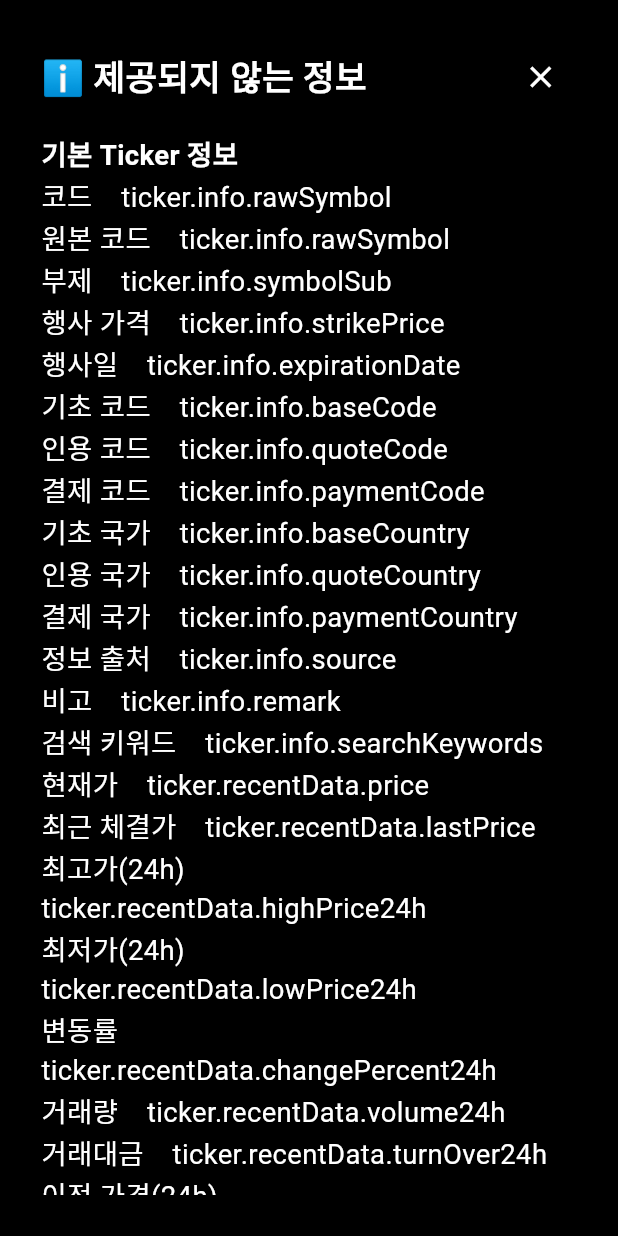
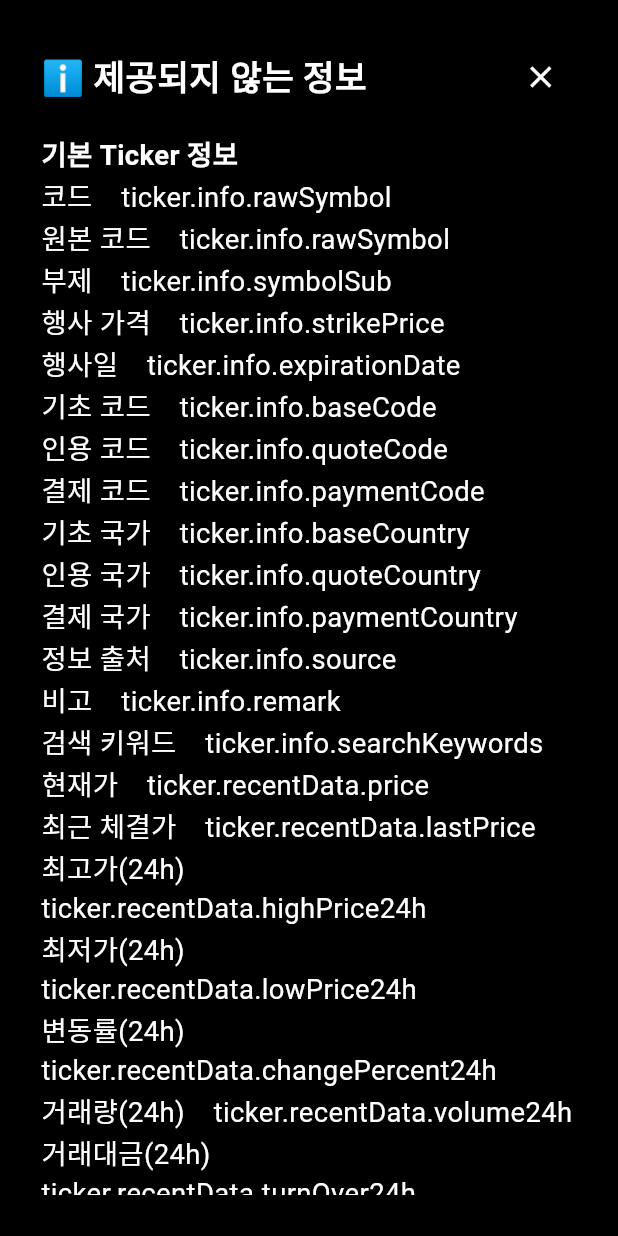
Before and after one commit to DAAC-A00/tickerwatch, a Flutter app: the AllTickerDetailScreen screen opened directly with empty values, after a tap on the "info outline" icon, on a phone screen of 412 x 824 dp. Run offline on Flutter 3.47's test engine with Material 3 defaults, Android fonts, the phone set to English and light mode, and no system bars; our stand-ins replace analog_clock, firebase_core, flutter_riverpod, go_router, hive, hive_flutter; missing offline and left inert: back_button_interceptor; accounts and stored records are empty; network calls fail; Roboto replaces fonts that are missing (Pretendard).

Commit message:
<fix> external naver : NaverMarketIndexService.getDataList changePercentUtc9 정보 양수인 경우 기호 탑재 정상화

```diff
--- a/lib/external/naver/services/naver_market_index_service.dart
+++ b/lib/external/naver/services/naver_market_index_service.dart
@@ -75,16 +75,21 @@ class NaverMarketIndexService {
           double? changePrice = double.tryParse(
               priceStatusEnum == PriceStatusEnum.down
                   ? '-${change.replaceAll(',', '')}'
-                  : '+${change.replaceAll(',', '')}');
-          double? changePercentUtc9 = price != null && changePrice != null
+                  : change.replaceAll(',', ''));
+          double? changePercentUtc9Double = price != null && changePrice != null
               ? changePrice / (price - changePrice) * 100
               : null;
+
+          final String changePercentUtc9 =
+              changePercentUtc9Double?.toStringAsFixed(2) ?? '';
 
           TickerInfoModel tickerInfo =
               _createTickerInfoModel(rawSymbol, source, count);
           TickerModel tickerModel = TickerModel(
             price: value,
-            changePercentUtc9: changePercentUtc9?.toStringAsFixed(2) ?? '',
+            changePercentUtc9: changePercentUtc9.substring(0, 1) == '-'
+                ? changePercentUtc9
+                : '+$changePercentUtc9',
             priceStatusEnum: priceStatusEnum,
             dataAt: time.length > 16
                 ? time.replaceAll('.', '-')
--- a/lib/product/allticker/screens/all_ticker_detail_screen.dart
+++ b/lib/product/allticker/screens/all_ticker_detail_screen.dart
@@ -103,13 +103,13 @@ class AllTickerDetailScreen extends ConsumerWidget {
                     ? '$content최저가(24h)    ticker.recentData.lowPrice24h\n'
                     : content;
                 content = currentTicker.recentData.changePercent24h.isEmpty
-                    ? '$content변동률    ticker.recentData.changePercent24h\n'
+                    ? '$content변동률(24h)    ticker.recentData.changePercent24h\n'
                     : content;
                 content = currentTicker.recentData.volume24h.isEmpty
-                    ? '$content거래량    ticker.recentData.volume24h\n'
+                    ? '$content거래량(24h)    ticker.recentData.volume24h\n'
                     : content;
                 content = currentTicker.recentData.turnOver24h.isEmpty
-                    ? '$content거래대금    ticker.recentData.turnOver24h\n'
+                    ? '$content거래대금(24h)    ticker.recentData.turnOver24h\n'
                     : content;
                 content = currentTicker.recentData.prevPrice24h.isEmpty
                     ? '$content이전 가격(24h)    ticker.recentData.prevPrice24h\n'
@@ -131,6 +131,9 @@ class AllTickerDetailScreen extends ConsumerWidget {
                     : content;
                 content = currentTicker.recentData.volumeUtc0.isEmpty
                     ? '$content거래량(UTC0)    ticker.recentData.volumeUtc0\n'
+                    : content;
+                content = currentTicker.recentData.changePercentUtc9.isEmpty
+                    ? '$content변동률(UTC9)    ticker.recentData.changePercentUtc9\n'
                     : content;
                 content = currentTicker.recentData.ask1Price.isEmpty
                     ? '$content매도 1호가    ticker.recentData.ask1Price\n'
@@ -175,13 +178,13 @@ class AllTickerDetailScreen extends ConsumerWidget {
                     : contentBeforeData;
                 contentBeforeData = currentTicker
                         .beforeData.changePercent24h.isEmpty
-                    ? '$contentBeforeData변동률    ticker.beforeData.changePercent24h\n'
+                    ? '$contentBeforeData변동률(24h)    ticker.beforeData.changePercent24h\n'
                     : contentBeforeData;
                 contentBeforeData = currentTicker.beforeData.volume24h.isEmpty
-                    ? '$contentBeforeData거래량    ticker.beforeData.volume24h\n'
+                    ? '$contentBeforeData거래량(24h)    ticker.beforeData.volume24h\n'
                     : contentBeforeData;
                 contentBeforeData = currentTicker.beforeData.turnOver24h.isEmpty
-                    ? '$contentBeforeData거래대금    ticker.beforeData.turnOver24h\n'
+                    ? '$contentBeforeData거래대금(24h)    ticker.beforeData.turnOver24h\n'
                     : contentBeforeData;
                 contentBeforeData = currentTicker
                         .beforeData.prevPrice24h.isEmpty
@@ -231,6 +234,10 @@ class AllTickerDetailScreen extends ConsumerWidget {
                 contentBeforeData = currentTicker
                         .beforeData.priceStatusEnum.name.isEmpty
                     ? '$contentBeforeData가격 상태    ticker.beforeData.priceStatusEnum.name\n'
+                    : contentBeforeData;
+                contentBeforeData = currentTicker
+                        .beforeData.changePercentUtc9.isEmpty
+                    ? '$contentBeforeData변동률(UTC9)    ticker.beforeData.changePercentUtc9\n'
                     : contentBeforeData;
                 missingInfo.add(contentBeforeData);
                 // BottomSheet 호출
@@ -301,11 +308,11 @@ class AllTickerDetailScreen extends ConsumerWidget {
             if (currentTicker.recentData.lowPrice24h.isNotEmpty)
               _buildRow('최저가(24h)', currentTicker.recentData.lowPrice24h),
             if (currentTicker.recentData.changePercent24h.isNotEmpty)
-              _buildRow('변동률', currentTicker.recentData.changePercent24h),
+              _buildRow('변동률(24h)', currentTicker.recentData.changePercent24h),
             if (currentTicker.recentData.volume24h.isNotEmpty)
-              _buildRow('거래량', currentTicker.recentData.volume24h),
+              _buildRow('거래량(24h)', currentTicker.recentData.volume24h),
             if (currentTicker.recentData.turnOver24h.isNotEmpty)
-              _buildRow('거래대금', currentTicker.recentData.turnOver24h),
+              _buildRow('거래대금(24h)', currentTicker.recentData.turnOver24h),
             if (currentTicker.recentData.prevPrice24h.isNotEmpty)
               _buildRow('이전 가격(24h)', currentTicker.recentData.prevPrice24h),
             if (currentTicker.recentData.changePercentUtc0.isNotEmpty)
@@ -321,6 +328,9 @@ class AllTickerDetailScreen extends ConsumerWidget {
               _buildRow('거래대금(UTC0)', currentTicker.recentData.turnOverUtc0),
             if (currentTicker.recentData.volumeUtc0.isNotEmpty)
               _buildRow('거래량(UTC0)', currentTicker.recentData.volumeUtc0),
+            if (currentTicker.recentData.changePercentUtc9.isNotEmpty)
+              _buildRow(
+                  '변동률(UTC9)', currentTicker.recentData.changePercentUtc9),
 
             // recentData인 TickerModel 추가 데이터 출력
             if (currentTicker.recentData.ask1Price.isNotEmpty)
@@ -351,11 +361,11 @@ class AllTickerDetailScreen extends ConsumerWidget {
             if (currentTicker.beforeData.lowPrice24h.isNotEmpty)
               _buildRow('최저가(24h)', currentTicker.beforeData.lowPrice24h),
             if (currentTicker.beforeData.changePercent24h.isNotEmpty)
-              _buildRow('변동률', currentTicker.beforeData.changePercent24h),
+              _buildRow('변동률(24h)', currentTicker.beforeData.changePercent24h),
             if (currentTicker.beforeData.volume24h.isNotEmpty)
-              _buildRow('거래량', currentTicker.beforeData.volume24h),
+              _buildRow('거래량(24h)', currentTicker.beforeData.volume24h),
             if (currentTicker.beforeData.turnOver24h.isNotEmpty)
-              _buildRow('거래대금', currentTicker.beforeData.turnOver24h),
+              _buildRow('거래대금(24h)', currentTicker.beforeData.turnOver24h),
             if (currentTicker.beforeData.prevPrice24h.isNotEmpty)
               _buildRow('이전 가격(24h)', currentTicker.beforeData.prevPrice24h),
             if (currentTicker.beforeData.changePercentUtc0.isNotEmpty)
@@ -371,6 +381,9 @@ class AllTickerDetailScreen extends ConsumerWidget {
               _buildRow('거래대금(UTC0)', currentTicker.beforeData.turnOverUtc0),
             if (currentTicker.beforeData.volumeUtc0.isNotEmpty)
               _buildRow('거래량(UTC0)', currentTicker.beforeData.volumeUtc0),
+            if (currentTicker.beforeData.changePercentUtc9.isNotEmpty)
+              _buildRow(
+                  '변동률(UTC9)', currentTicker.beforeData.changePercentUtc9),
 
             // beforeData인 TickerModel 추가 데이터 출력
             if (currentTicker.beforeData.ask1Price.isNotEmpty)
```
